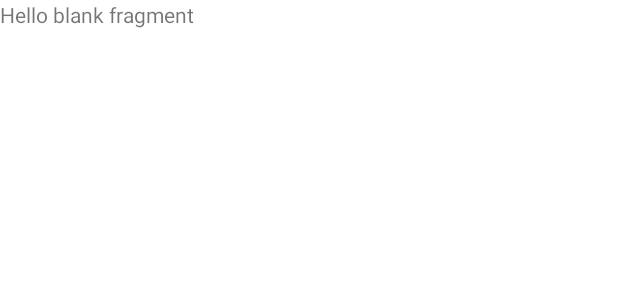
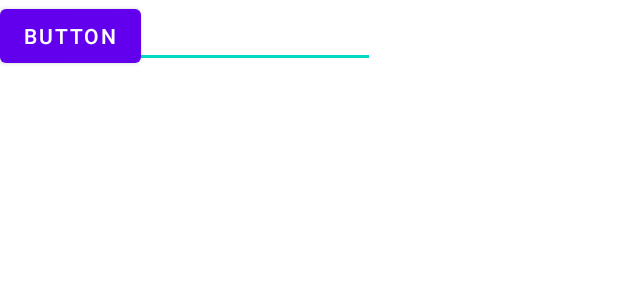
Before and after one commit to LeahMi/FinalProject, an Android app: the layout fragment_list_shopping.xml on its own in the app's theme, with its tools: preview values and no code run, on a phone screen of 412 x 824 dp. Shown: the top 300 px of the screen. Run offline under Robolectric (Android 15) with nearby library versions, the phone set to English and light mode, and no system bars.

Commit message:
check if work

```diff
--- a/app/src/main/res/layout/fragment_list_shopping.xml
+++ b/app/src/main/res/layout/fragment_list_shopping.xml
@@ -6,9 +6,19 @@
     tools:context=".fragments.ListShoppingFragment">
 
     <!-- TODO: Update blank fragment layout -->
-    <TextView
-        android:layout_width="match_parent"
-        android:layout_height="match_parent"
-        android:text="@string/hello_blank_fragment" />
+
+
+    <EditText
+        android:id="@+id/testEditText"
+        android:layout_width="250dp"
+        android:layout_height="wrap_content"
+        android:layout_marginRight="11dp"
+        android:hint="enter" />
+
+    <Button
+        android:id="@+id/button_Save_Ing"
+        android:layout_width="wrap_content"
+        android:layout_height="wrap_content"
+        android:text="Button" />
 
 </FrameLayout>
```
Also changed, not shown: app/src/main/java/com/dvora/finalproject/RecipeRepository.java (+27 -0 lines), app/src/main/java/com/dvora/finalproject/fragments/ListShoppingFragment.java (+45 -44 lines).
